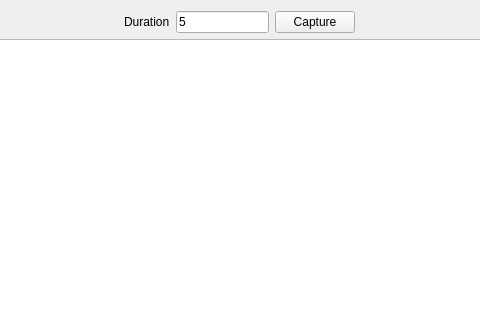
This is mainwindow.ui in xQsme/SRC_Packets as Qt 5 draws it before an edit; both pictures show x 161 to 641 and y 0 to 320 of the 800 by 600 pixel window. The edited form follows.
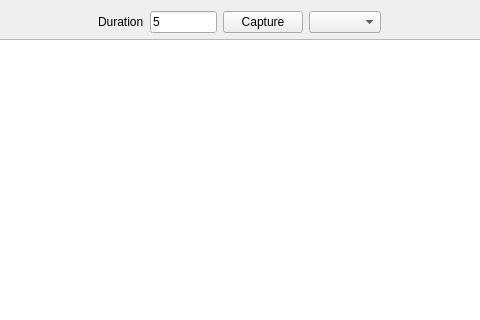
This is the edited form.

Patch:
```diff
--- a/mainwindow.ui
+++ b/mainwindow.ui
@@ -53,6 +53,9 @@
           </property>
          </widget>
         </item>
+        <item>
+         <widget class="QComboBox" name="comboBoxInterface"/>
+        </item>
         <item>
          <spacer name="horizontalSpacer_5">
           <property name="orientation">
```
